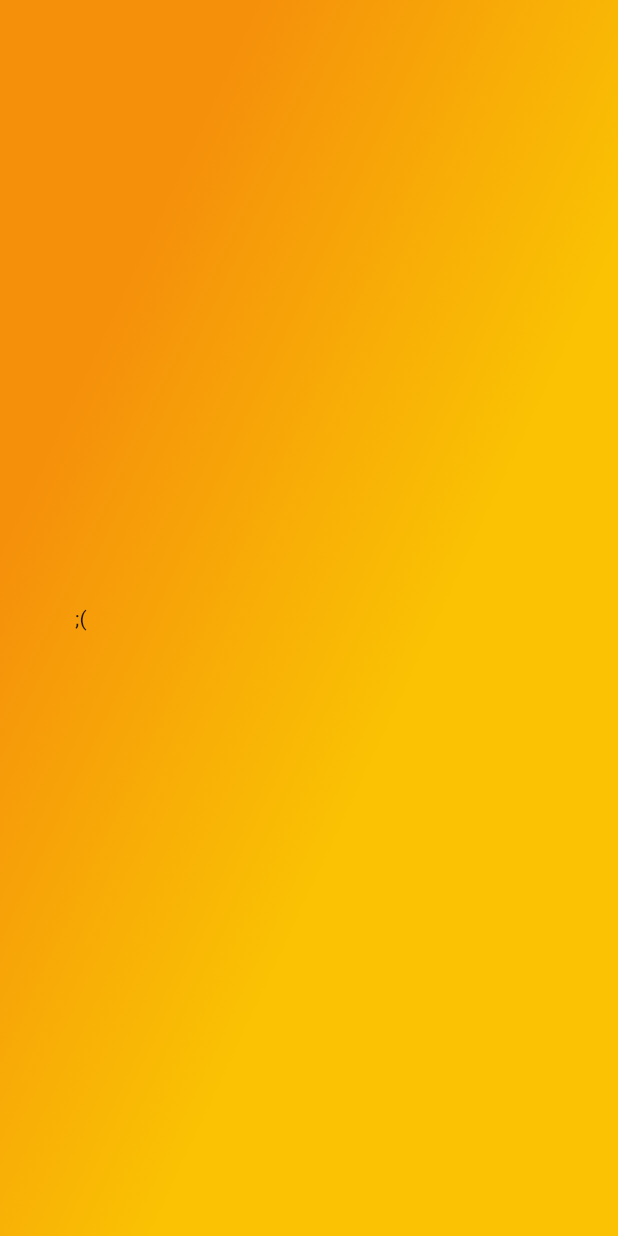
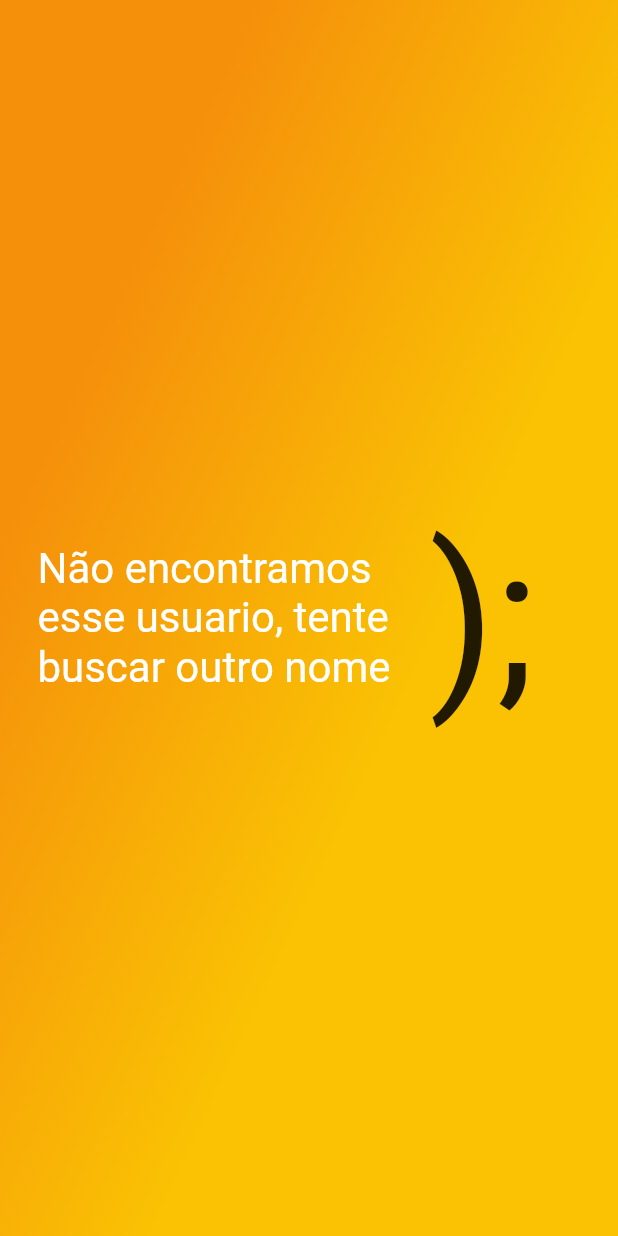
Before and after one commit to lucassmelloo/git_mello, a Flutter app: the UnresultPage screen opened directly, on a phone screen of 412 x 824 dp. Run offline on Flutter 3.47's test engine with Material 2 defaults, Android fonts, the phone set to English and light mode, and no system bars; our stand-ins replace google_fonts.

Commit message:
Adicionando texto na UnresultPage

```diff
--- a/lib/pages/unresult_page.dart
+++ b/lib/pages/unresult_page.dart
@@ -12,7 +12,7 @@ class UnresultPage extends StatelessWidget {
           width: MediaQuery.of(context).size.width,
           decoration: BoxDecoration(gradient: AppGradients.linear),
           child: Padding(
-            padding: EdgeInsets.all(50),
+            padding: EdgeInsets.all(25),
             child: Center(
               child: Column(
                 mainAxisAlignment: MainAxisAlignment.center,
@@ -20,7 +20,14 @@ class UnresultPage extends StatelessWidget {
                 children: [
                   Row(
                     children: [
-                      Text(";("),
+                      Text(
+                          "Não encontramos \nesse usuario, tente \nbuscar outro nome",
+                          style:
+                              TextStyle(fontSize: 28, color: AppColors.white)),
+                      SizedBox(
+                        width: 20,
+                      ),
+                      Text(");", style: TextStyle(fontSize: 128)),
                     ],
                   ),
                 ],
```
